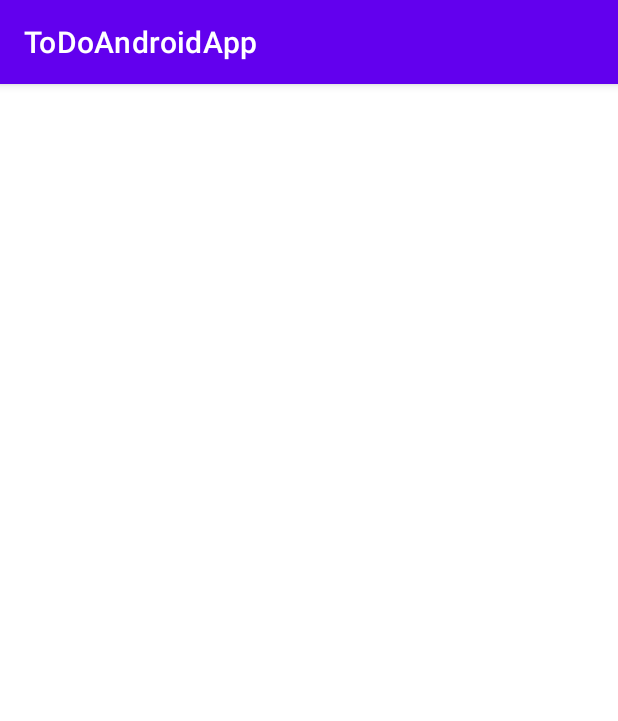
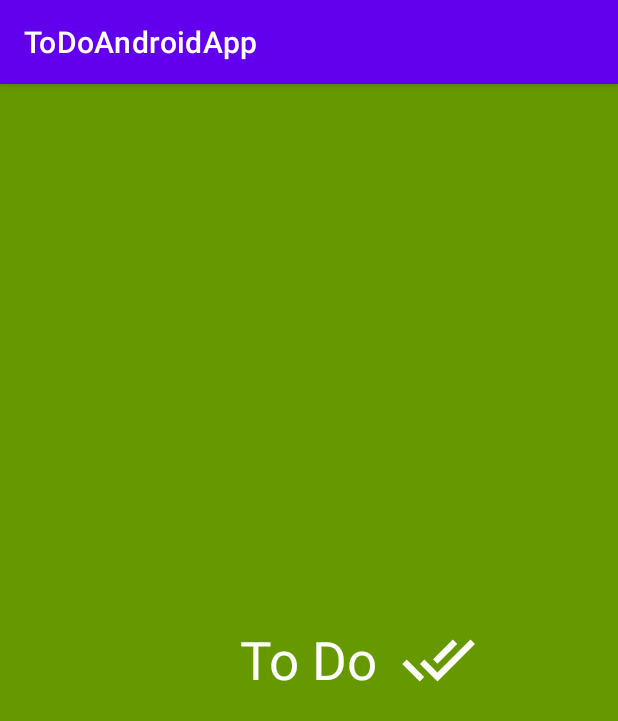
Before and after one commit to PrantoMondal/ToDoAndroidApp, an Android app: the SplashActivity screen opened directly, with no data from a screen before it, on a phone screen of 412 x 824 dp. Shown: the top 721 px of the screen. Run offline under Robolectric (Android 15) with nearby library versions, the phone set to English and light mode, and no system bars.

Commit message:
splash screen done

```diff
--- /dev/null
+++ b/app/src/main/res/drawable/ic_baseline_done_all_24.xml
@@ -0,0 +1,5 @@
+<vector android:height="24dp" android:tint="#FFFFFF"
+    android:viewportHeight="24" android:viewportWidth="24"
+    android:width="24dp" xmlns:android="http://schemas.android.com/apk/res/android">
+    <path android:fillColor="@android:color/white" android:pathData="M18,7l-1.41,-1.41 -6.34,6.34 1.41,1.41L18,7zM22.24,5.59L11.66,16.17 7.48,12l-1.41,1.41L11.66,19l12,-12 -1.42,-1.41zM0.41,13.41L6,19l1.41,-1.41L1.83,12 0.41,13.41z"/>
+</vector>
--- a/app/src/main/res/layout/activity_main.xml
+++ b/app/src/main/res/layout/activity_main.xml
@@ -30,7 +30,7 @@
         android:layout_alignParentBottom="true"
         android:layout_alignParentEnd="true"
         android:layout_margin="32dp"
-        android:backgroundTint="@color/purple_700"
+        android:backgroundTint="@android:color/holo_green_dark"
         android:src="@drawable/ic_baseline_add"/>
 
 
--- a/app/src/main/res/layout/activity_splash.xml
+++ b/app/src/main/res/layout/activity_splash.xml
@@ -1,9 +1,30 @@
 <?xml version="1.0" encoding="utf-8"?>
-<androidx.constraintlayout.widget.ConstraintLayout xmlns:android="http://schemas.android.com/apk/res/android"
-    xmlns:app="http://schemas.android.com/apk/res-auto"
-    xmlns:tools="http://schemas.android.com/tools"
+<RelativeLayout xmlns:android="http://schemas.android.com/apk/res/android"
     android:layout_width="match_parent"
     android:layout_height="match_parent"
-    tools:context=".SplashActivity">
+    android:background="@android:color/holo_green_dark">
 
-</androidx.constraintlayout.widget.ConstraintLayout>
+
+    <TextView
+        android:id="@+id/toDoTxt"
+        android:layout_width="wrap_content"
+        android:layout_height="wrap_content"
+        android:layout_marginEnd="15dp"
+        android:layout_centerInParent="true"
+        android:textColor="@android:color/white"
+        android:text="To Do"
+        android:textSize="35dp" />
+
+
+    <ImageView
+        android:id="@+id/ImgView"
+        android:layout_width="50dp"
+        android:layout_height="50dp"
+        android:layout_centerInParent="true"
+
+        android:layout_toEndOf="@+id/toDoTxt"
+        android:src="@drawable/ic_baseline_done_all_24" />
+
+
+
+</RelativeLayout>
```
